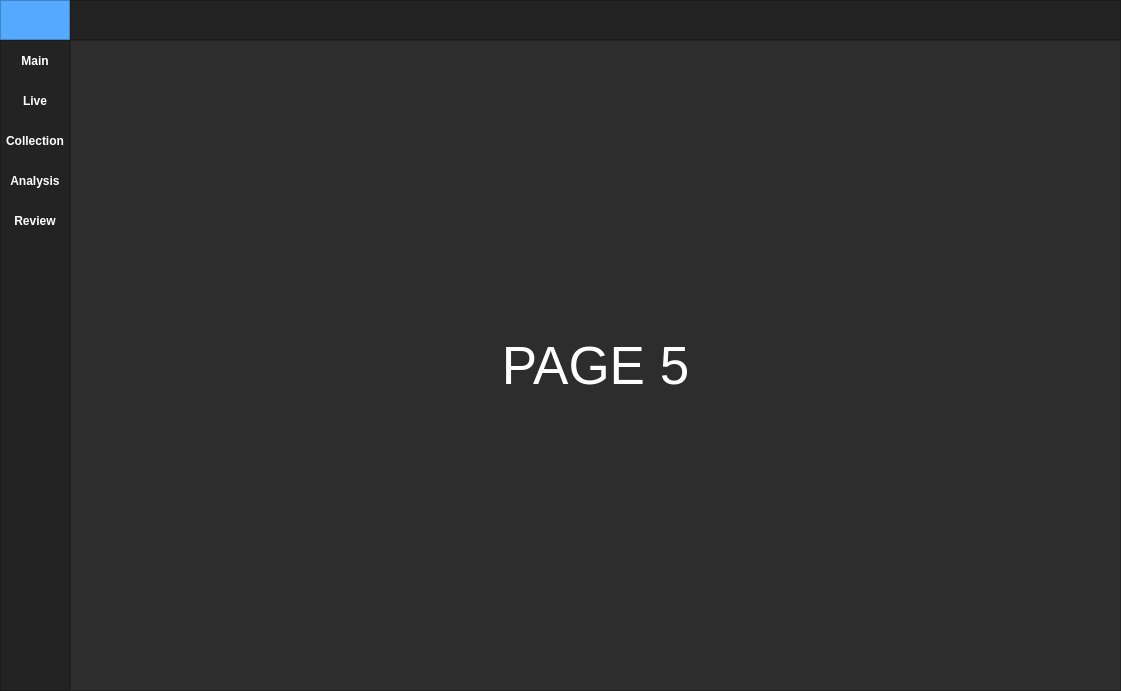
This is gui_vol1/main.ui in fxploit/FOREST-WE as Qt 5 draws it before an edit. The edited form follows.
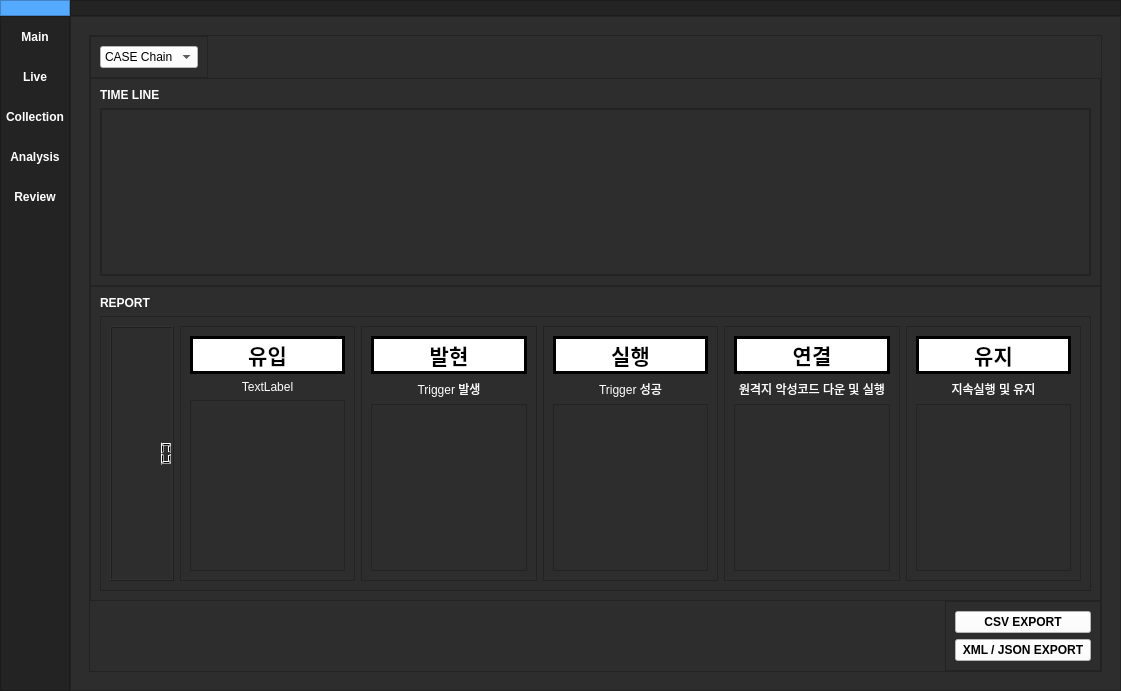
This is the edited form. The open tabs and pages were chosen to show the change. Icons and pictures are not drawn.

The edit to the form file:
```diff
--- a/gui_vol1/main.ui
+++ b/gui_vol1/main.ui
@@ -2110,21 +2110,494 @@
             <widget class="QWidget" name="page_5">
              <layout class="QVBoxLayout" name="verticalLayout_10">
               <item>
-               <widget class="QLabel" name="label_5">
-                <property name="font">
-                 <font>
-                  <pointsize>40</pointsize>
-                 </font>
+               <widget class="QFrame" name="frame_31">
+                <property name="frameShape">
+                 <enum>QFrame::StyledPanel</enum>
                 </property>
-                <property name="styleSheet">
-                 <string notr="true">color: #FFFFFF</string>
+                <property name="frameShadow">
+                 <enum>QFrame::Raised</enum>
                 </property>
-                <property name="text">
-                 <string>PAGE 5</string>
-                </property>
-                <property name="alignment">
-                 <set>Qt::AlignCenter</set>
-                </property>
+                <layout class="QVBoxLayout" name="verticalLayout_27">
+                 <property name="spacing">
+                  <number>0</number>
+                 </property>
+                 <property name="leftMargin">
+                  <number>0</number>
+                 </property>
+                 <property name="topMargin">
+                  <number>0</number>
+                 </property>
+                 <property name="rightMargin">
+                  <number>0</number>
+                 </property>
+                 <property name="bottomMargin">
+                  <number>0</number>
+                 </property>
+                 <item alignment="Qt::AlignLeft">
+                  <widget class="QFrame" name="frame_34">
+                   <property name="frameShape">
+                    <enum>QFrame::StyledPanel</enum>
+                   </property>
+                   <property name="frameShadow">
+                    <enum>QFrame::Raised</enum>
+                   </property>
+                   <layout class="QVBoxLayout" name="verticalLayout_38">
+                    <item>
+                     <widget class="QComboBox" name="comboBox">
+                      <property name="styleSheet">
+                       <string notr="true">background-color: rgb(255, 255, 255);</string>
+                      </property>
+                      <item>
+                       <property name="text">
+                        <string>CASE Chain</string>
+                       </property>
+                      </item>
+                     </widget>
+                    </item>
+                   </layout>
+                  </widget>
+                 </item>
+                 <item>
+                  <widget class="QFrame" name="frame_35">
+                   <property name="sizePolicy">
+                    <sizepolicy hsizetype="Preferred" vsizetype="Expanding">
+                     <horstretch>0</horstretch>
+                     <verstretch>0</verstretch>
+                    </sizepolicy>
+                   </property>
+                   <property name="frameShape">
+                    <enum>QFrame::StyledPanel</enum>
+                   </property>
+                   <property name="frameShadow">
+                    <enum>QFrame::Raised</enum>
+                   </property>
+                   <layout class="QVBoxLayout" name="verticalLayout_40">
+                    <item>
+                     <widget class="QLabel" name="label">
+                      <property name="font">
+                       <font>
+                        <weight>75</weight>
+                        <bold>true</bold>
+                       </font>
+                      </property>
+                      <property name="styleSheet">
+                       <string notr="true">color: rgb(255, 255, 255)</string>
+                      </property>
+                      <property name="text">
+                       <string>TIME LINE</string>
+                      </property>
+                     </widget>
+                    </item>
+                    <item>
+                     <widget class="QFrame" name="frame_38">
+                      <property name="frameShape">
+                       <enum>QFrame::StyledPanel</enum>
+                      </property>
+                      <property name="frameShadow">
+                       <enum>QFrame::Raised</enum>
+                      </property>
+                      <layout class="QHBoxLayout" name="horizontalLayout_9">
+                       <property name="spacing">
+                        <number>0</number>
+                       </property>
+                       <property name="leftMargin">
+                        <number>0</number>
+                       </property>
+                       <property name="topMargin">
+                        <number>0</number>
+                       </property>
+                       <property name="rightMargin">
+                        <number>0</number>
+                       </property>
+                       <property name="bottomMargin">
+                        <number>0</number>
+                       </property>
+                       <item>
+                        <widget class="QGraphicsView" name="graphicsView"/>
+                       </item>
+                      </layout>
+                     </widget>
+                    </item>
+                   </layout>
+                  </widget>
+                 </item>
+                 <item>
+                  <widget class="QFrame" name="frame_36">
+                   <property name="sizePolicy">
+                    <sizepolicy hsizetype="Preferred" vsizetype="Expanding">
+                     <horstretch>0</horstretch>
+                     <verstretch>0</verstretch>
+                    </sizepolicy>
+                   </property>
+                   <property name="frameShape">
+                    <enum>QFrame::StyledPanel</enum>
+                   </property>
+                   <property name="frameShadow">
+                    <enum>QFrame::Raised</enum>
+                   </property>
+                   <layout class="QVBoxLayout" name="verticalLayout_39">
+                    <item>
+                     <widget class="QLabel" name="label_4">
+                      <property name="font">
+                       <font>
+                        <weight>75</weight>
+                        <bold>true</bold>
+                       </font>
+                      </property>
+                      <property name="styleSheet">
+                       <string notr="true">color: rgb(255, 255, 255)</string>
+                      </property>
+                      <property name="text">
+                       <string>REPORT</string>
+                      </property>
+                     </widget>
+                    </item>
+                    <item>
+                     <widget class="QFrame" name="frame_39">
+                      <property name="sizePolicy">
+                       <sizepolicy hsizetype="Preferred" vsizetype="Expanding">
+                        <horstretch>0</horstretch>
+                        <verstretch>0</verstretch>
+                       </sizepolicy>
+                      </property>
+                      <property name="frameShape">
+                       <enum>QFrame::StyledPanel</enum>
+                      </property>
+                      <property name="frameShadow">
+                       <enum>QFrame::Raised</enum>
+                      </property>
+                      <layout class="QHBoxLayout" name="horizontalLayout_10">
+                       <item>
+                        <widget class="QLCDNumber" name="lcdNumber"/>
+                       </item>
+                       <item>
+                        <widget class="QFrame" name="frame_40">
+                         <property name="frameShape">
+                          <enum>QFrame::StyledPanel</enum>
+                         </property>
+                         <property name="frameShadow">
+                          <enum>QFrame::Raised</enum>
+                         </property>
+                         <layout class="QVBoxLayout" name="verticalLayout_41">
+                          <item>
+                           <widget class="QLabel" name="label_2">
+                            <property name="font">
+                             <font>
+                              <pointsize>16</pointsize>
+                              <weight>75</weight>
+                              <bold>true</bold>
+                             </font>
+                            </property>
+                            <property name="styleSheet">
+                             <string notr="true">color: rgb(0, 0, 0);
+background-color: rgb(255, 255, 255);</string>
+                            </property>
+                            <property name="frameShape">
+                             <enum>QFrame::Box</enum>
+                            </property>
+                            <property name="lineWidth">
+                             <number>3</number>
+                            </property>
+                            <property name="text">
+                             <string>유입</string>
+                            </property>
+                            <property name="alignment">
+                             <set>Qt::AlignCenter</set>
+                            </property>
+                           </widget>
+                          </item>
+                          <item>
+                           <widget class="QLabel" name="label_5">
+                            <property name="styleSheet">
+                             <string notr="true">color: rgb(255, 255, 255);</string>
+                            </property>
+                            <property name="text">
+                             <string>TextLabel</string>
+                            </property>
+                            <property name="alignment">
+                             <set>Qt::AlignCenter</set>
+                            </property>
+                           </widget>
+                          </item>
+                          <item>
+                           <widget class="QListWidget" name="listWidget"/>
+                          </item>
+                         </layout>
+                        </widget>
+                       </item>
+                       <item>
+                        <widget class="QFrame" name="frame_41">
+                         <property name="frameShape">
+                          <enum>QFrame::StyledPanel</enum>
+                         </property>
+                         <property name="frameShadow">
+                          <enum>QFrame::Raised</enum>
+                         </property>
+                         <layout class="QVBoxLayout" name="verticalLayout_42">
+                          <item>
+                           <widget class="QLabel" name="label_11">
+                            <property name="font">
+                             <font>
+                              <pointsize>16</pointsize>
+                              <weight>75</weight>
+                              <bold>true</bold>
+                             </font>
+                            </property>
+                            <property name="styleSheet">
+                             <string notr="true">color: rgb(0, 0, 0);
+background-color: rgb(255, 255, 255);</string>
+                            </property>
+                            <property name="frameShape">
+                             <enum>QFrame::Box</enum>
+                            </property>
+                            <property name="lineWidth">
+                             <number>3</number>
+                            </property>
+                            <property name="text">
+                             <string>발현</string>
+                            </property>
+                            <property name="alignment">
+                             <set>Qt::AlignCenter</set>
+                            </property>
+                           </widget>
+                          </item>
+                          <item>
+                           <widget class="QLabel" name="label_10">
+                            <property name="styleSheet">
+                             <string notr="true">color: rgb(255, 255, 255);</string>
+                            </property>
+                            <property name="text">
+                             <string>Trigger 발생</string>
+                            </property>
+                            <property name="alignment">
+                             <set>Qt::AlignCenter</set>
+                            </property>
+                           </widget>
+                          </item>
+                          <item>
+                           <widget class="QListWidget" name="listWidget_2"/>
+                          </item>
+                         </layout>
+                        </widget>
+                       </item>
+                       <item>
+                        <widget class="QFrame" name="frame_42">
+                         <property name="frameShape">
+                          <enum>QFrame::StyledPanel</enum>
+                         </property>
+                         <property name="frameShadow">
+                          <enum>QFrame::Raised</enum>
+                         </property>
+                         <layout class="QVBoxLayout" name="verticalLayout_45">
+                          <item>
+                           <widget class="QLabel" name="label_19">
+                            <property name="font">
+                             <font>
+                              <pointsize>16</pointsize>
+                              <weight>75</weight>
+                              <bold>true</bold>
+                             </font>
+                            </property>
+                            <property name="styleSheet">
+                             <string notr="true">color: rgb(0, 0, 0);
+background-color: rgb(255, 255, 255);</string>
+                            </property>
+                            <property name="frameShape">
+                             <enum>QFrame::Box</enum>
+                            </property>
+                            <property name="lineWidth">
+                             <number>3</number>
+                            </property>
+                            <property name="text">
+                             <string>실행</string>
+                            </property>
+                            <property name="alignment">
+                             <set>Qt::AlignCenter</set>
+                            </property>
+                           </widget>
+                          </item>
+                          <item>
+                           <widget class="QLabel" name="label_18">
+                            <property name="styleSheet">
+                             <string notr="true">color: rgb(255, 255, 255);</string>
+                            </property>
+                            <property name="text">
+                             <string>Trigger 성공</string>
+                            </property>
+                            <property name="alignment">
+                             <set>Qt::AlignCenter</set>
+                            </property>
+                           </widget>
+                          </item>
+                          <item>
+                           <widget class="QListWidget" name="listWidget_3"/>
+                          </item>
+                         </layout>
+                        </widget>
+                       </item>
+                       <item>
+                        <widget class="QFrame" name="frame_43">
+                         <property name="frameShape">
+                          <enum>QFrame::StyledPanel</enum>
+                         </property>
+                         <property name="frameShadow">
+                          <enum>QFrame::Raised</enum>
+                         </property>
+                         <layout class="QVBoxLayout" name="verticalLayout_44">
+                          <item>
+                           <widget class="QLabel" name="label_21">
+                            <property name="font">
+                             <font>
+                              <pointsize>16</pointsize>
+                              <weight>75</weight>
+                              <bold>true</bold>
+                             </font>
+                            </property>
+                            <property name="styleSheet">
+                             <string notr="true">color: rgb(0, 0, 0);
+background-color: rgb(255, 255, 255);</string>
+                            </property>
+                            <property name="frameShape">
+                             <enum>QFrame::Box</enum>
+                            </property>
+                            <property name="lineWidth">
+                             <number>3</number>
+                            </property>
+                            <property name="text">
+                             <string>연결</string>
+                            </property>
+                            <property name="alignment">
+                             <set>Qt::AlignCenter</set>
+                            </property>
+                           </widget>
+                          </item>
+                          <item>
+                           <widget class="QLabel" name="label_20">
+                            <property name="styleSheet">
+                             <string notr="true">color: rgb(255, 255, 255);</string>
+                            </property>
+                            <property name="text">
+                             <string>원격지 악성코드 다운 및 실행</string>
+                            </property>
+                            <property name="alignment">
+                             <set>Qt::AlignCenter</set>
+                            </property>
+                           </widget>
+                          </item>
+                          <item>
+                           <widget class="QListWidget" name="listWidget_4"/>
+                          </item>
+                         </layout>
+                        </widget>
+                       </item>
+                       <item>
+                        <widget class="QFrame" name="frame_44">
+                         <property name="frameShape">
+                          <enum>QFrame::StyledPanel</enum>
+                         </property>
+                         <property name="frameShadow">
+                          <enum>QFrame::Raised</enum>
+                         </property>
+                         <layout class="QVBoxLayout" name="verticalLayout_43">
+                          <item>
+                           <widget class="QLabel" name="label_23">
+                            <property name="font">
+                             <font>
+                              <pointsize>16</pointsize>
+                              <weight>75</weight>
+                              <bold>true</bold>
+                             </font>
+                            </property>
+                            <property name="styleSheet">
+                             <string notr="true">color: rgb(0, 0, 0);
+background-color: rgb(255, 255, 255);</string>
+                            </property>
+                            <property name="frameShape">
+                             <enum>QFrame::Box</enum>
+                            </property>
+                            <property name="lineWidth">
+                             <number>3</number>
+                            </property>
+                            <property name="text">
+                             <string>유지</string>
+                            </property>
+                            <property name="alignment">
+                             <set>Qt::AlignCenter</set>
+                            </property>
+                           </widget>
+                          </item>
+                          <item>
+                           <widget class="QLabel" name="label_22">
+                            <property name="styleSheet">
+                             <string notr="true">color: rgb(255, 255, 255);</string>
+                            </property>
+                            <property name="text">
+                             <string>지속실행 및 유지</string>
+                            </property>
+                            <property name="alignment">
+                             <set>Qt::AlignCenter</set>
+                            </property>
+                           </widget>
+                          </item>
+                          <item>
+                           <widget class="QListWidget" name="listWidget_5"/>
+                          </item>
+                         </layout>
+                        </widget>
+                       </item>
+                      </layout>
+                     </widget>
+                    </item>
+                   </layout>
+                  </widget>
+                 </item>
+                 <item alignment="Qt::AlignRight|Qt::AlignBottom">
+                  <widget class="QFrame" name="frame_37">
+                   <property name="frameShape">
+                    <enum>QFrame::StyledPanel</enum>
+                   </property>
+                   <property name="frameShadow">
+                    <enum>QFrame::Raised</enum>
+                   </property>
+                   <layout class="QVBoxLayout" name="verticalLayout_28">
+                    <item>
+                     <widget class="QPushButton" name="pushButton_4">
+                      <property name="font">
+                       <font>
+                        <weight>75</weight>
+                        <bold>true</bold>
+                       </font>
+                      </property>
+                      <property name="styleSheet">
+                       <string notr="true">color: rgb(0, 0, 0);
+background-color: rgb(255, 255, 255);</string>
+                      </property>
+                      <property name="text">
+                       <string>CSV EXPORT</string>
+                      </property>
+                     </widget>
+                    </item>
+                    <item>
+                     <widget class="QPushButton" name="pushButton_5">
+                      <property name="font">
+                       <font>
+                        <weight>75</weight>
+                        <bold>true</bold>
+                       </font>
+                      </property>
+                      <property name="styleSheet">
+                       <string notr="true">color: rgb(0, 0, 0);
+background-color: rgb(255, 255, 255);</string>
+                      </property>
+                      <property name="text">
+                       <string> XML / JSON EXPORT </string>
+                      </property>
+                     </widget>
+                    </item>
+                   </layout>
+                  </widget>
+                 </item>
+                </layout>
                </widget>
               </item>
              </layout>
```
Left out of the diff: 32 changed lines with no effect on the pictures.
